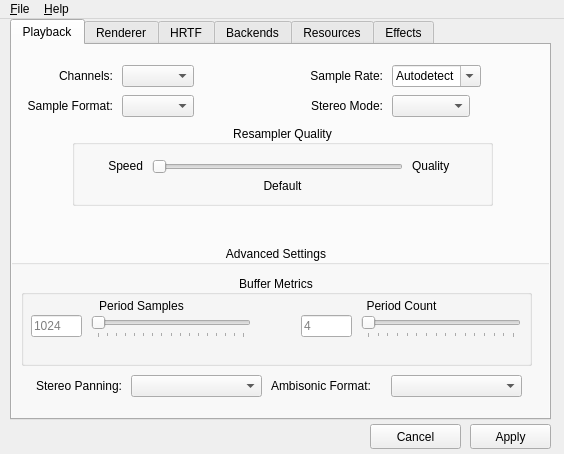
Above: utils/alsoft-config/mainwindow.ui from kcat/openal-soft before the change. Below: the same form after it.
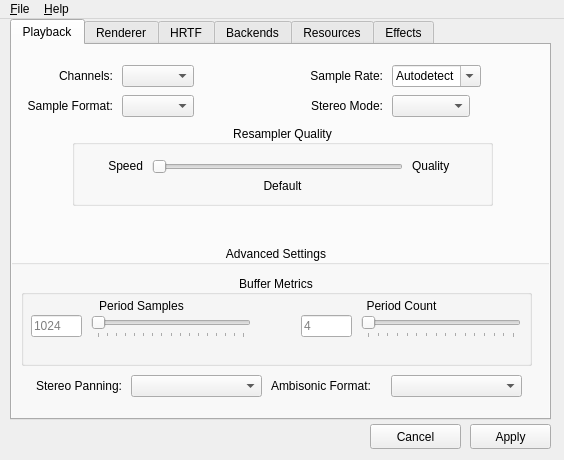
That is the form after the change. Icons and pictures are not drawn.

The edit to the form file:
```diff
--- a/utils/alsoft-config/mainwindow.ui
+++ b/utils/alsoft-config/mainwindow.ui
@@ -7,13 +7,13 @@
     <x>0</x>
     <y>0</y>
     <width>564</width>
-    <height>454</height>
+    <height>460</height>
    </rect>
   </property>
   <property name="minimumSize">
    <size>
     <width>564</width>
-    <height>454</height>
+    <height>460</height>
    </size>
   </property>
   <property name="windowTitle">
```
Left out of the diff: 10 changed lines with no effect on the pictures.
